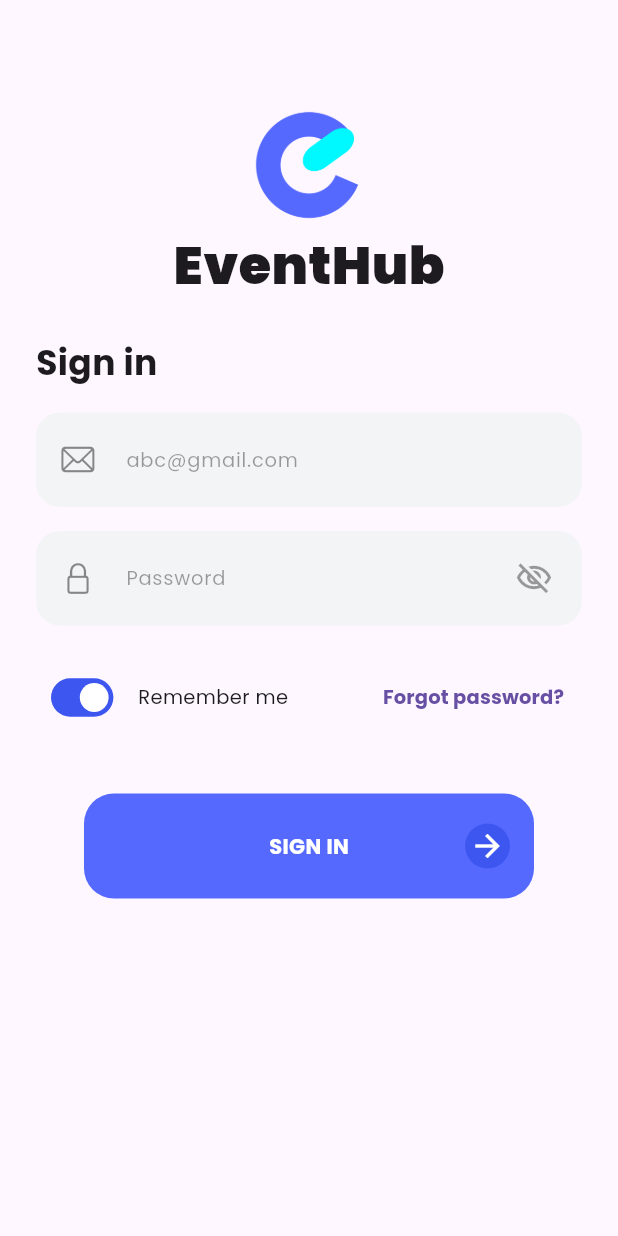
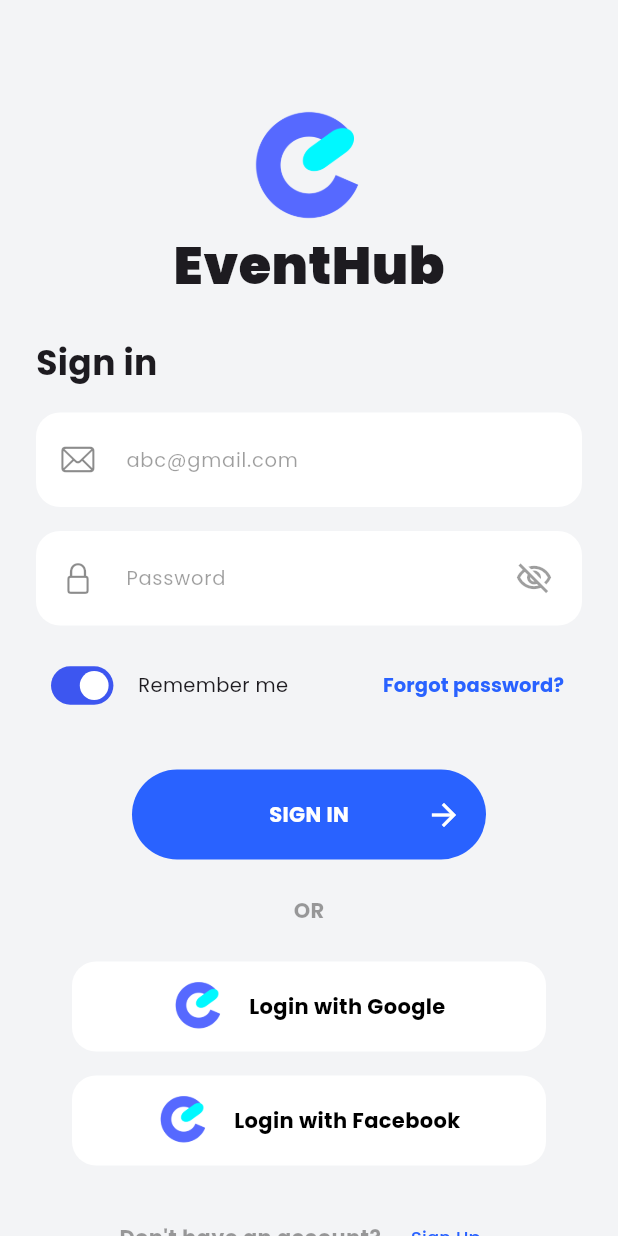
Before and after one commit to muzzammil763/event_booking_ui, a Flutter app: the SigninScreen screen opened directly, on a phone screen of 412 x 824 dp. Run offline on Flutter 3.47's test engine with Material 3 defaults, Android fonts, the phone set to English and light mode, and no system bars; our stand-ins replace google_fonts.

```diff
--- a/lib/Screens/signin.dart
+++ b/lib/Screens/signin.dart
@@ -14,6 +14,7 @@ class _SigninScreenState extends State<SigninScreen> {
   @override
   Widget build(BuildContext context) {
     return Scaffold(
+      backgroundColor: const Color(0XFFF3F4F6),
       body: Padding(
         padding: const EdgeInsets.only(
           left: 24,
@@ -84,7 +85,7 @@ class _SigninScreenState extends State<SigninScreen> {
                   fontSize: 13,
                 ),
                 filled: true,
-                fillColor: const Color(0XFFF3F4F6),
+                fillColor: Colors.white,
               ),
               textInputAction: TextInputAction.next,
             ),
@@ -141,13 +142,13 @@ class _SigninScreenState extends State<SigninScreen> {
                   ),
                 ),
                 filled: true,
-                fillColor: const Color(0XFFF3F4F6),
+                fillColor: Colors.white,
               ),
               keyboardType: TextInputType.visiblePassword,
               textInputAction: TextInputAction.done,
             ),
             const SizedBox(
-              height: 24,
+              height: 16,
             ),
             Row(
               crossAxisAlignment: CrossAxisAlignment.center,
@@ -162,71 +163,179 @@ class _SigninScreenState extends State<SigninScreen> {
                 const Spacer(),
                 TextButton(
                   onPressed: () {},
-                  child: const Text(
+                  child: Text(
                     'Forgot password?',
                     style: TextStyle(
                       fontSize: 13,
                       fontWeight: FontWeight.bold,
+                      color: Colors.blueAccent[700],
                     ),
                   ),
                 ),
               ],
             ),
             const SizedBox(
-              height: 40,
+              height: 32,
             ),
             Padding(
               padding: const EdgeInsets.symmetric(
-                horizontal: 32,
+                horizontal: 64,
               ),
               child: Container(
-                height: 70,
+                height: 60,
                 width: double.infinity,
                 decoration: BoxDecoration(
-                  color: const Color(0XFF5669FF),
-                  borderRadius: BorderRadius.circular(20),
+                  color: Colors.blueAccent[700],
+                  borderRadius: BorderRadius.circular(32),
                 ),
-                child: Row(
+                child: const Row(
                   mainAxisAlignment: MainAxisAlignment.center,
                   children: [
-                    const SizedBox(
+                    SizedBox(
                       width: 16,
                     ),
-                    Container(
-                      height: 30,
-                      width: 30,
-                      decoration: const BoxDecoration(
-                        shape: BoxShape.circle,
-                        color: Colors.transparent,
-                      ),
+                    //icon for space settlment
+                    Icon(
+                      Icons.arrow_forward,
+                      color: Colors.transparent,
                     ),
-                    const Spacer(),
-                    const Text(
+                    //icon for space settlment
+                    Spacer(),
+                    Text(
                       "SIGN IN",
                       style: TextStyle(
                         color: Colors.white,
                         fontWeight: FontWeight.bold,
                       ),
                     ),
-                    const Spacer(),
-                    Container(
-                      height: 30,
-                      width: 30,
-                      decoration: const BoxDecoration(
-                        shape: BoxShape.circle,
-                        color: Color(0XFF3D56F0),
-                      ),
-                      child: const Icon(
-                        Icons.arrow_forward,
-                        color: Colors.white,
+                    Spacer(),
+                    Icon(
+                      Icons.arrow_forward,
+                      color: Colors.white,
+                    ),
+                    SizedBox(
+                      width: 16,
+                    ),
+                  ],
+                ),
+              ),
+            ),
+            const SizedBox(
+              height: 24,
+            ),
+            const Text(
+              "OR",
+              style: TextStyle(
+                color: Colors.black38,
+                fontWeight: FontWeight.bold,
+              ),
+            ),
+            const SizedBox(
+              height: 24,
+            ),
+            Padding(
+              padding: const EdgeInsets.symmetric(
+                horizontal: 24,
+              ),
+              child: Container(
+                height: 60,
+                width: double.infinity,
+                decoration: BoxDecoration(
+                  color: Colors.white,
+                  borderRadius: BorderRadius.circular(16),
+                ),
+                child: Row(
+                  mainAxisAlignment: MainAxisAlignment.center,
+                  children: [
+                    ClipRRect(
+                      borderRadius: BorderRadius.circular(16),
+                      child: Image.asset(
+                        "assets/images/logo.png",
+                        height: 35,
+                        width: 35,
                       ),
                     ),
                     const SizedBox(
                       width: 16,
                     ),
+                    const Text(
+                      "Login with Google",
+                      style: TextStyle(
+                        color: Colors.black,
+                        fontWeight: FontWeight.bold,
+                      ),
+                    ),
                   ],
                 ),
               ),
+            ),
+            const SizedBox(
+              height: 16,
+            ),
+            Padding(
+              padding: const EdgeInsets.symmetric(
+                horizontal: 24,
+              ),
+              child: Container(
+                height: 60,
+                width: double.infinity,
+                decoration: BoxDecoration(
+                  color: Colors.white,
+                  borderRadius: BorderRadius.circular(16),
+                ),
+                child: Row(
+                  mainAxisAlignment: MainAxisAlignment.center,
+                  children: [
+                    ClipRRect(
+                      borderRadius: BorderRadius.circular(16),
+                      child: Image.asset(
+                        "assets/images/logo.png",
+                        height: 35,
+                        width: 35,
+                      ),
+                    ),
+                    const SizedBox(
+                      width: 16,
+                    ),
+                    const Text(
+                      "Login with Facebook",
+                      style: TextStyle(
+                        color: Colors.black,
+                        fontWeight: FontWeight.bold,
+                      ),
+                    ),
+                  ],
+                ),
+              ),
+            ),
+            const SizedBox(
+              height: 24,
+            ),
+            Row(
+              mainAxisAlignment: MainAxisAlignment.center,
+              children: [
+                const Text(
+                  "Don't have an account?",
+                  style: TextStyle(
+                    fontSize: 14,
+                    color: Colors.black38,
+                    fontWeight: FontWeight.bold,
+                  ),
+                ),
+                const SizedBox(
+                  width: 8,
+                ),
+                TextButton(
+                  onPressed: () {},
+                  child: Text(
+                    "Sign Up",
+                    style: TextStyle(
+                      fontSize: 12,
+                      color: Colors.blueAccent[700],
+                    ),
+                  ),
+                )
+              ],
             ),
           ],
         ),
```
